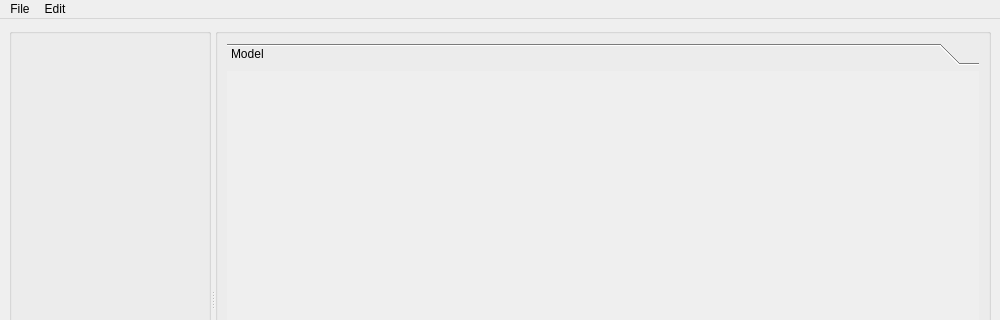
Qt form src/view/ui/main.ui (EinDamian/discrete-choice) before a commit; both pictures show x 0 to 1000 and y 0 to 320 of the 1000 by 600 pixel window.
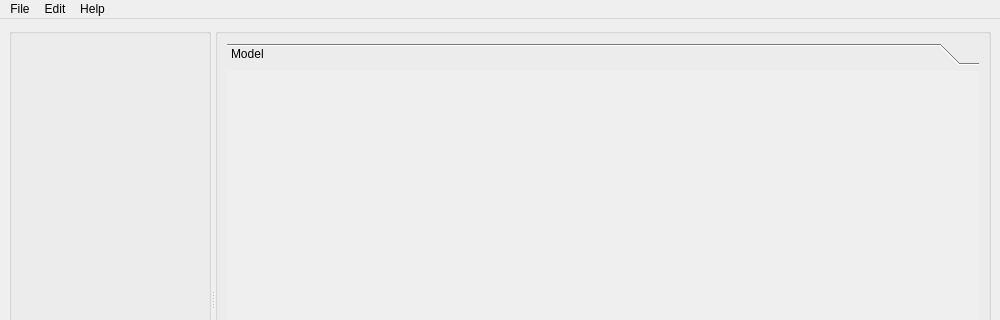
The same form after that commit. Icons and pictures are not drawn.

Commit message: Modifying GUI to improve user experience -Added Help Menu - Added tooltips - Changed view options to set thresholds

What changed in the file:
```diff
--- a/src/view/ui/main.ui
+++ b/src/view/ui/main.ui
@@ -90,7 +90,7 @@
      <x>0</x>
      <y>0</y>
      <width>1000</width>
-     <height>22</height>
+     <height>21</height>
     </rect>
    </property>
    <widget class="QMenu" name="menu_edit">
@@ -112,8 +112,15 @@
     <addaction name="action_import_data"/>
     <addaction name="action_export_data"/>
    </widget>
+   <widget class="QMenu" name="menuHelp">
+    <property name="title">
+     <string>Help</string>
+    </property>
+    <addaction name="actionUser_Manual"/>
+   </widget>
    <addaction name="menu_file"/>
    <addaction name="menu_edit"/>
+   <addaction name="menuHelp"/>
   </widget>
   <action name="action_copy">
    <property name="icon">
```
Left out of the diff: 46 changed lines with no effect on the pictures. The commit also changes 3 other files.
